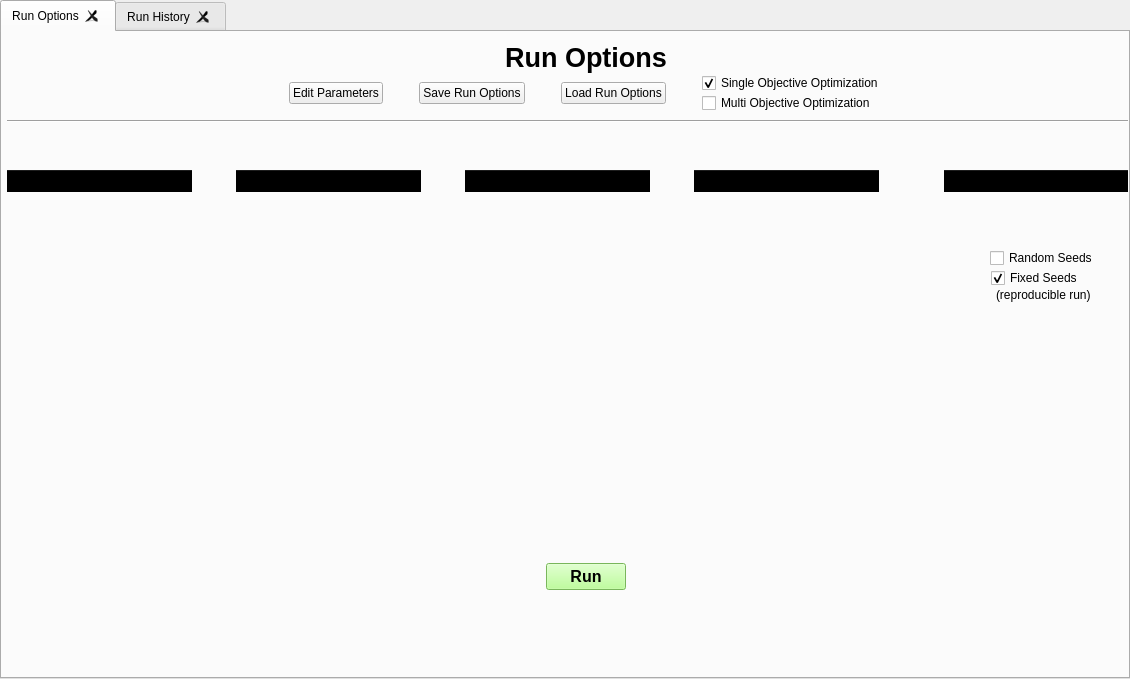
The window that frontend/designer_templates/main_window/fixed_tabs.ui (tomaslibanomonteiro/Thesis-code) describes before a commit, drawn with Qt 5.
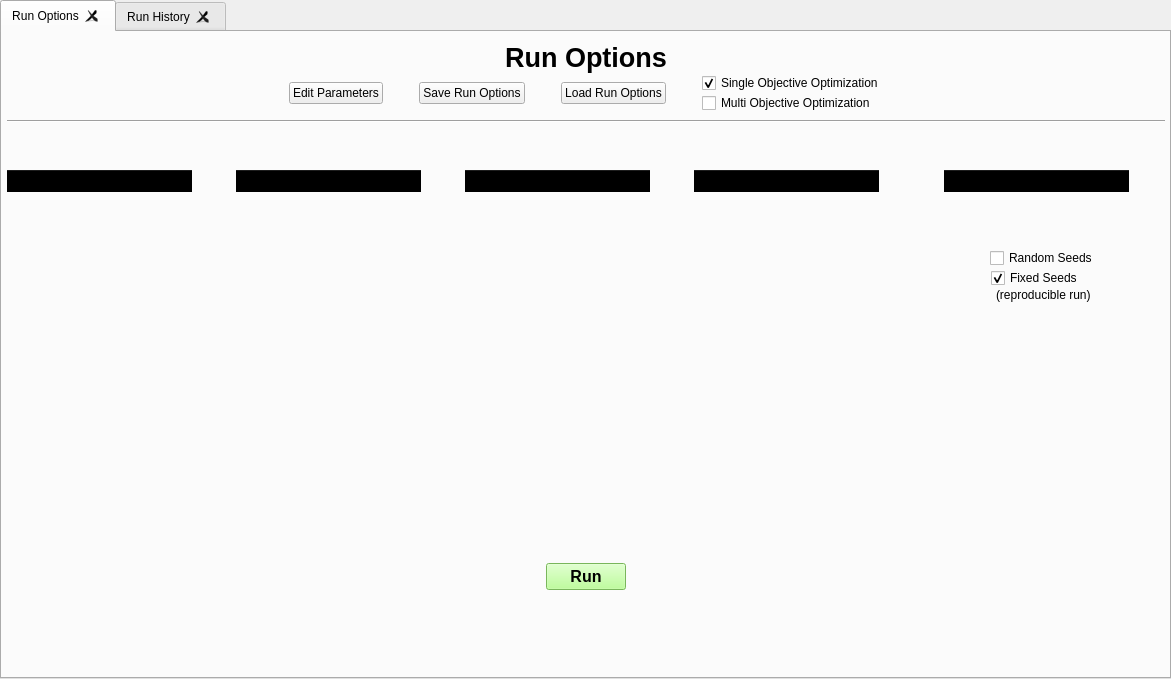
The same window after the commit.

```diff
--- a/frontend/designer_templates/main_window/fixed_tabs.ui
+++ b/frontend/designer_templates/main_window/fixed_tabs.ui
@@ -6,7 +6,7 @@
    <rect>
     <x>0</x>
     <y>0</y>
-    <width>1130</width>
+    <width>1171</width>
     <height>679</height>
    </rect>
   </property>
```
